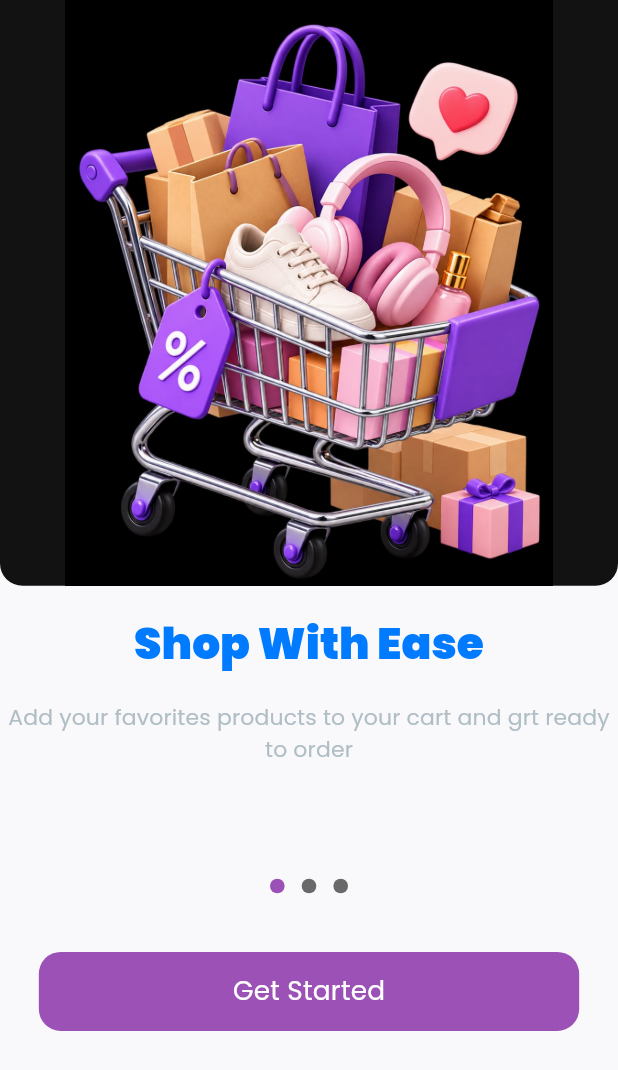
After one commit to rahmaEbrahem/just_a_shop, a Flutter app: the Onboarding screen opened by its route, on a phone screen of 412 x 824 dp. The commit adds this screen. Shown: the top 1070 px of the screen. Run offline on Flutter 3.47's test engine with Material 3 defaults, Android fonts, the phone set to English and light mode, and no system bars; our stand-ins replace bloc, easy_localization, flutter_bloc, flutter_screenutil, hive, hive_flutter and 1 more; missing offline and left inert: dart:ffi; accounts and stored records are empty.

Commit message:
complete onboarding screens

```diff
--- a/assets/translation/en.json
+++ b/assets/translation/en.json
@@ -2,4 +2,12 @@
 "choosetheme":"Choose the theme",
 "continuetext":"Continue",
 "light":"Light",
-"dark":"Dark"}
+"dark":"Dark",
+"discovertitle":"Discover Your Favorites",
+"discoverdesc":"Explore a wide rande of products and find what you love.",
+"choosedesc":"Add your favorites products to your cart and grt ready to order",
+"choosetitle":"Shop With Ease",
+"completetilte":"Checkout securely",
+"completedesc":"Review your order, pay securely, and enjoy a smooth shopping experience.",
+"getbutton":"Get Started"
+}
--- a/lib/core/app_widgets/app_container.dart
+++ b/lib/core/app_widgets/app_container.dart
@@ -15,7 +15,7 @@ class AppContainer extends StatelessWidget {
         width: 341.w,
         height: 54.h,
         decoration: BoxDecoration(
-          color: AppColor.bordercolor,
+          color: AppColor.maincolor,
           borderRadius: BorderRadius.circular(15.r),
         ),
         child: Center(
--- a/lib/core/helper/extentions/extension.dart
+++ b/lib/core/helper/extentions/extension.dart
@@ -12,4 +12,8 @@ extension Navigation on BuildContext {
   dynamic pushNamedAndRemoveUntil(String route, bool predicate) {
     return Navigator.pushNamedAndRemoveUntil(this, route, (v) => predicate);
   }
+
+  void pushReplacemetNamed(String route) {
+    Navigator.pushReplacementNamed(this, route);
+  }
 }
--- a/lib/core/routes/app_routes.dart
+++ b/lib/core/routes/app_routes.dart
@@ -1,4 +1,5 @@
 import 'package:e_commerce_app/core/routes/routes.dart';
+import 'package:e_commerce_app/features/screens/auth/register/presentation/ui/register_screen.dart';
 import 'package:e_commerce_app/features/screens/onboarding/presentation/ui/onboarding.dart';
 import 'package:e_commerce_app/features/screens/onboarding/presentation/ui/theme_language_choose.dart';
 import 'package:flutter/material.dart';
@@ -10,6 +11,8 @@ class AppRoutes {
         return MaterialPageRoute(builder: (context) => ThemeLanguageChoose());
       case Routes.onboarding:
         return MaterialPageRoute(builder: (context) => Onboarding());
+      case Routes.registerscreen:
+        return MaterialPageRoute(builder: (context) => RegisterScreen());
       default:
         return MaterialPageRoute(
           builder: (context) => Scaffold(
--- a/lib/core/routes/routes.dart
+++ b/lib/core/routes/routes.dart
@@ -1,4 +1,5 @@
 class Routes {
   static const String themelanguagechoose = 'themelanguagechoose';
   static const String onboarding = 'onbording';
+  static const String registerscreen = "registerscreen";
 }
--- a/lib/core/theme/app_colors.dart
+++ b/lib/core/theme/app_colors.dart
@@ -1,7 +1,7 @@
 import 'package:flutter/material.dart';
 
 class AppColor {
-  static Color maincolor = Color(0xffFF2D98);
+  static Color maincolor = Color(0xff9C51B6);
   static Color darkmode = Color(0xff121212);
   static Color lightmode = Color(0xffF9F9FB);
   static Color secondarycolor = Color(0xff007BFF);
--- a/lib/features/screens/onboarding/presentation/ui/onboarding.dart
+++ b/lib/features/screens/onboarding/presentation/ui/onboarding.dart
@@ -1,12 +1,113 @@
+import 'package:e_commerce_app/core/app_widgets/app_container.dart';
+import 'package:e_commerce_app/core/helper/extentions/extension.dart';
+import 'package:e_commerce_app/core/routes/routes.dart';
+import 'package:e_commerce_app/core/theme/app_colors.dart';
 import 'package:e_commerce_app/core/theme/cubit/theme_cubit.dart';
+import 'package:e_commerce_app/features/screens/onboarding/presentation/ui/widgets/indicator_container.dart';
+import 'package:e_commerce_app/features/screens/onboarding/presentation/ui/widgets/onboarding_item.dart';
+import 'package:e_commerce_app/gen/locale_keys.g.dart';
+import 'package:easy_localization/easy_localization.dart';
 import 'package:flutter/material.dart';
 import 'package:flutter_bloc/flutter_bloc.dart';
+import 'dart:async';
 
-class Onboarding extends StatelessWidget {
+import 'package:flutter_screenutil/flutter_screenutil.dart';
+
+class Onboarding extends StatefulWidget {
   const Onboarding({super.key});
 
   @override
+  State<Onboarding> createState() => _OnboardingState();
+}
+
+class _OnboardingState extends State<Onboarding> {
+  final PageController pageController = PageController(initialPage: 1);
+  Timer? onboardingTimer;
+  int currentpage = 0;
+
+  void startAutoScroll() {
+    onboardingTimer = Timer.periodic(Duration(seconds: 3), (timer) {
+      if (currentpage < 2) {
+        currentpage++;
+        pageController.animateToPage(
+          currentpage,
+          duration: Duration(milliseconds: 500),
+          curve: Curves.easeInOut,
+        );
+      } else {
+        currentpage = 0;
+        pageController.jumpToPage(currentpage);
+      }
+    });
+  }
+
+  @override
+  void dispose() {
+    onboardingTimer?.cancel();
+    pageController.dispose();
+    super.dispose();
+  }
+
+  @override
+  void initState() {
+    super.initState();
+    startAutoScroll();
+  }
+
+  @override
   Widget build(BuildContext context) {
-    return Scaffold(body: Column(children: [Text("data")]));
+    return SafeArea(
+      child: Scaffold(
+        body: Column(
+          children: [
+            SizedBox(
+              height: 600.h,
+              child: PageView(
+                controller: pageController,
+                onPageChanged: (index) {
+                  setState(() {
+                    currentpage = index;
+                  });
+                },
+                children: [
+                  OnboardingItem(
+                    image: 'assets/images/onbording.png',
+                    title: LocaleKeys.discovertitle.tr(),
+                    decription: LocaleKeys.discoverdesc.tr(),
+                  ),
+                  OnboardingItem(
+                    image: 'assets/images/onbording1.png',
+                    title: LocaleKeys.choosetitle.tr(),
+                    decription: LocaleKeys.choosedesc.tr(),
+                  ),
+                  OnboardingItem(
+                    image: 'assets/images/onbordig2.png',
+                    title: LocaleKeys.completetilte.tr(),
+                    decription: LocaleKeys.completedesc.tr(),
+                  ),
+                ],
+              ),
+            ),
+            Row(
+              mainAxisAlignment: MainAxisAlignment.center,
+              children: [
+                IndicatorContainer(isSelected: currentpage == 0),
+                10.horizontalSpace,
+                IndicatorContainer(isSelected: currentpage == 1),
+                10.horizontalSpace,
+                IndicatorContainer(isSelected: currentpage == 2),
+              ],
+            ),
+            40.verticalSpace,
+            AppContainer(
+              text: LocaleKeys.getbutton.tr(),
+              onTap: () {
+                context.pushReplacemetNamed(Routes.registerscreen);
+              },
+            ),
+          ],
+        ),
+      ),
+    );
   }
 }
--- /dev/null
+++ b/lib/features/screens/onboarding/presentation/ui/widgets/indicator_container.dart
@@ -0,0 +1,20 @@
+import 'package:e_commerce_app/core/theme/app_colors.dart';
+import 'package:flutter/material.dart';
+import 'package:flutter_screenutil/flutter_screenutil.dart';
+
+class IndicatorContainer extends StatelessWidget {
+  final bool isSelected;
+  const IndicatorContainer({super.key, required this.isSelected});
+
+  @override
+  Widget build(BuildContext context) {
+    return Container(
+      width: 10.w,
+      height: 10.h,
+      decoration: BoxDecoration(
+        shape: BoxShape.circle,
+        color: isSelected ? AppColor.maincolor : AppColor.bordercolor,
+      ),
+    );
+  }
+}
--- /dev/null
+++ b/lib/features/screens/onboarding/presentation/ui/widgets/onboarding_item.dart
@@ -0,0 +1,51 @@
+import 'package:e_commerce_app/core/theme/app_colors.dart';
+import 'package:flutter/material.dart';
+import 'package:flutter_screenutil/flutter_screenutil.dart';
+
+class OnboardingItem extends StatelessWidget {
+  final String image;
+  final String title;
+  final String decription;
+  const OnboardingItem({
+    super.key,
+    required this.image,
+    required this.title,
+    required this.decription,
+  });
+
+  @override
+  Widget build(BuildContext context) {
+    return Column(
+      children: [
+        Container(
+          height: 400.h,
+          width: double.infinity,
+          decoration: BoxDecoration(
+            color: AppColor.darkmode,
+            borderRadius: BorderRadius.only(
+              bottomLeft: Radius.circular(15),
+              bottomRight: Radius.circular(15),
+            ),
+          ),
+          child: Image.asset(image, fit: BoxFit.contain),
+        ),
+        20.verticalSpace,
+        Text(
+          title,
+          style: Theme.of(
+            context,
+          ).textTheme.headlineMedium?.copyWith(color: AppColor.secondarycolor),
+          textAlign: TextAlign.center,
+        ),
+        20.verticalSpace,
+        Text(
+          decription,
+          style: Theme.of(
+            context,
+          ).textTheme.titleSmall?.copyWith(color: AppColor.containercolor),
+          textAlign: TextAlign.center,
+        ),
+      ],
+    );
+  }
+}
```
Also changed, not shown: assets/translation/ar.json (+9 -2 lines), lib/features/screens/auth/register/presentation/ui/register_screen.dart (added, +20 -0 lines), lib/features/screens/onboarding/presentation/ui/theme_language_choose.dart (+8 -2 lines), assets/icons/facebook-3-logo-svgrepo-com.svg (added), assets/icons/google-icon-logo-svgrepo-com.svg (added), assets/images/onbordig2.png (added), assets/images/onbording.png (added), assets/images/onbording1.png (added), assets/images/undraw_happy-customer_4h84.svg (deleted), assets/images/undraw_online-shopping_hgf6.svg (deleted), assets/images/undraw_transfer-money_5wd8.svg (deleted), lib/gen/locale_keys.g.dart.
